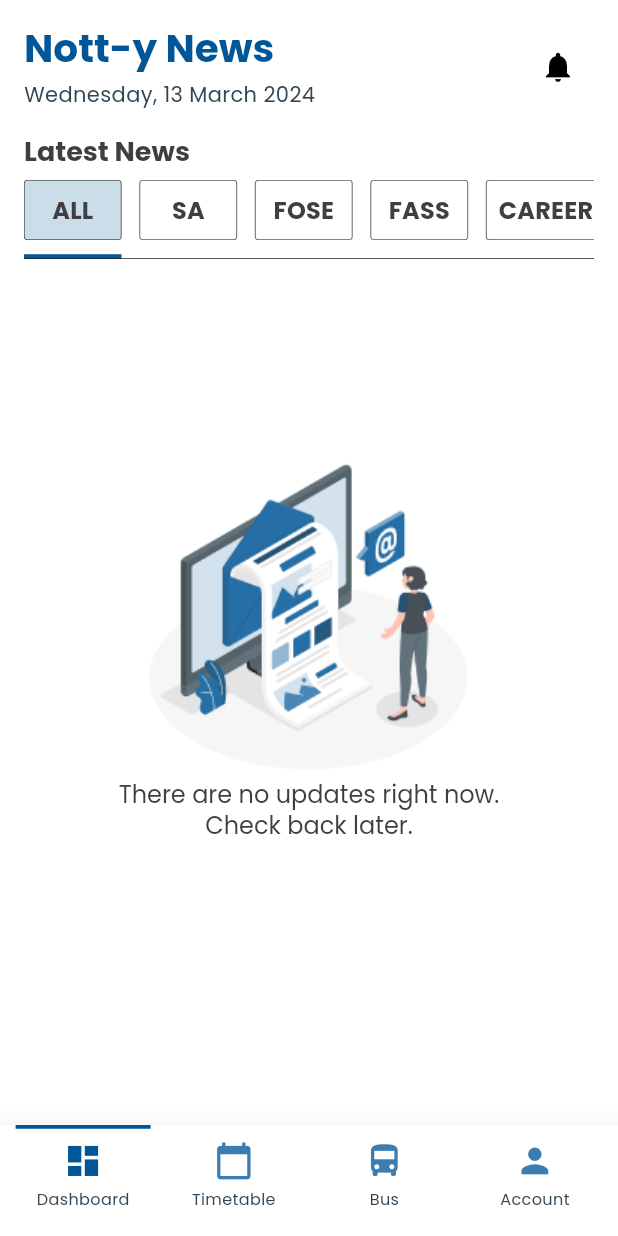
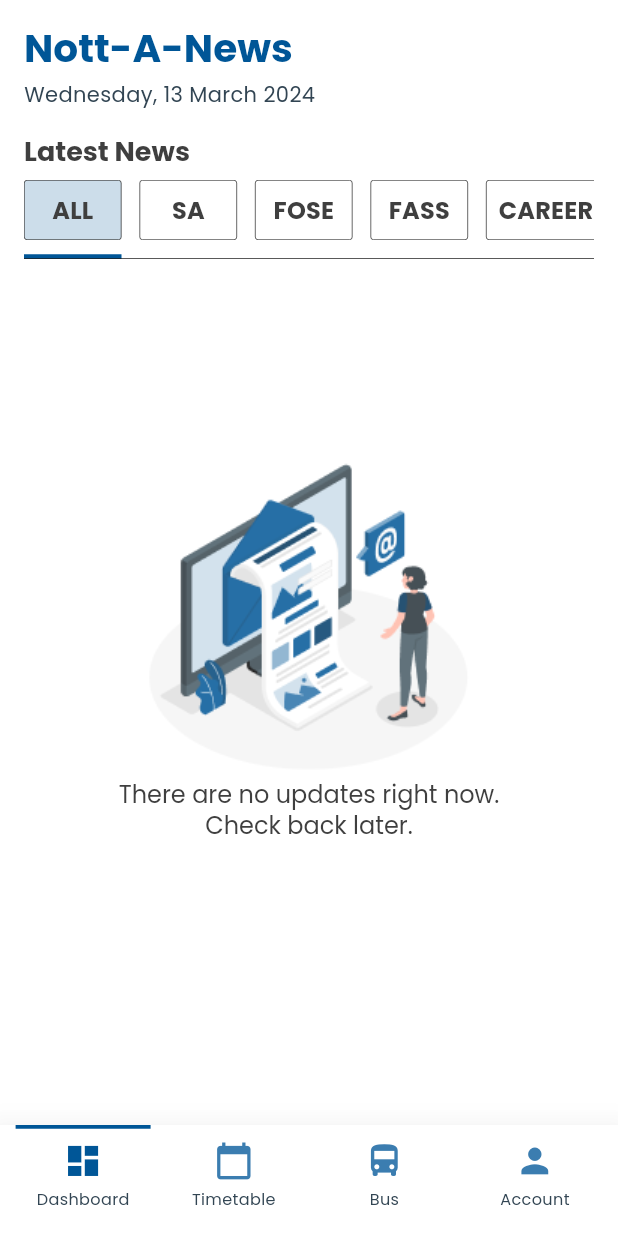
Before and after one commit to UoN-Computer-Science-Society/Nott-A-Student, a Flutter app: the Dashboard screen opened by its route, on a phone screen of 412 x 824 dp. Run offline on Flutter 3.47's test engine with Material 3 defaults, Android fonts, the phone set to English and light mode, and no system bars; our stand-ins replace appwrite, bloc, dio, easy_stepper, equatable, flutter_bloc and 8 more; missing offline and left inert: is_first_run; accounts and stored records are empty; network calls fail; project files that could hold a hidden picture were left out.

Commit message:
header title ui change

```diff
--- a/lib/src/features/bus/presentation/widgets/bus_homepage/header_homepage/header.dart
+++ b/lib/src/features/bus/presentation/widgets/bus_homepage/header_homepage/header.dart
@@ -12,8 +12,8 @@ class Header extends StatelessWidget {
         Column(
           crossAxisAlignment: CrossAxisAlignment.start,
           children: [
-            Text(
-              "Nott Bus",
+             Text(
+              "Nott-A-Bus",
               style: Theme.of(context)
                   .textTheme
                   .headlineLarge
--- a/lib/src/features/dashboard/presentation/widgets/header.dart
+++ b/lib/src/features/dashboard/presentation/widgets/header.dart
@@ -14,7 +14,7 @@ class Header extends StatelessWidget {
           crossAxisAlignment: CrossAxisAlignment.start,
           children: [
             Text(
-              "Nott-y News",
+              "Nott-A-News",
               style: Theme.of(context)
                   .textTheme
                   .headlineLarge
@@ -25,12 +25,7 @@ class Header extends StatelessWidget {
                 style: Theme.of(context).textTheme.bodyMedium)
           ],
         ),
-        IconButton(
-          onPressed: () {
-            // Add the function to execute when the button is pressed
-          },
-          icon: const Icon(Icons.notifications),
-        ),
+
       ],
     );
   }
```
Also changed, not shown: lib/src/features/timetable/presentation/views/dayView.dart (+17 -11 lines).
